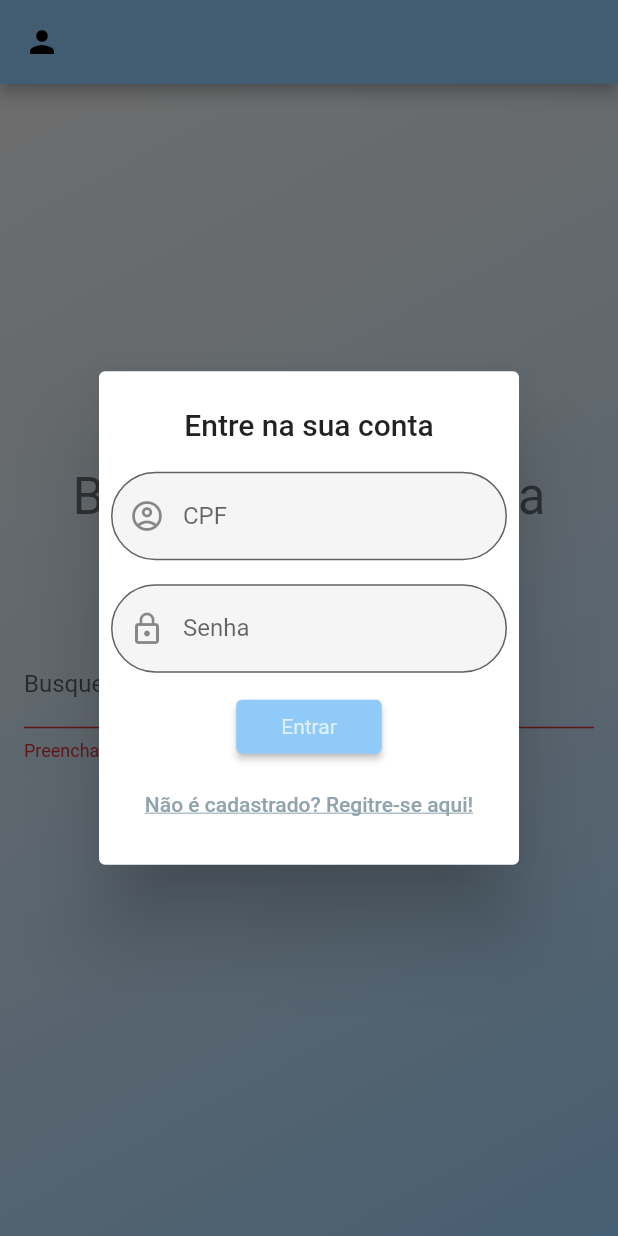
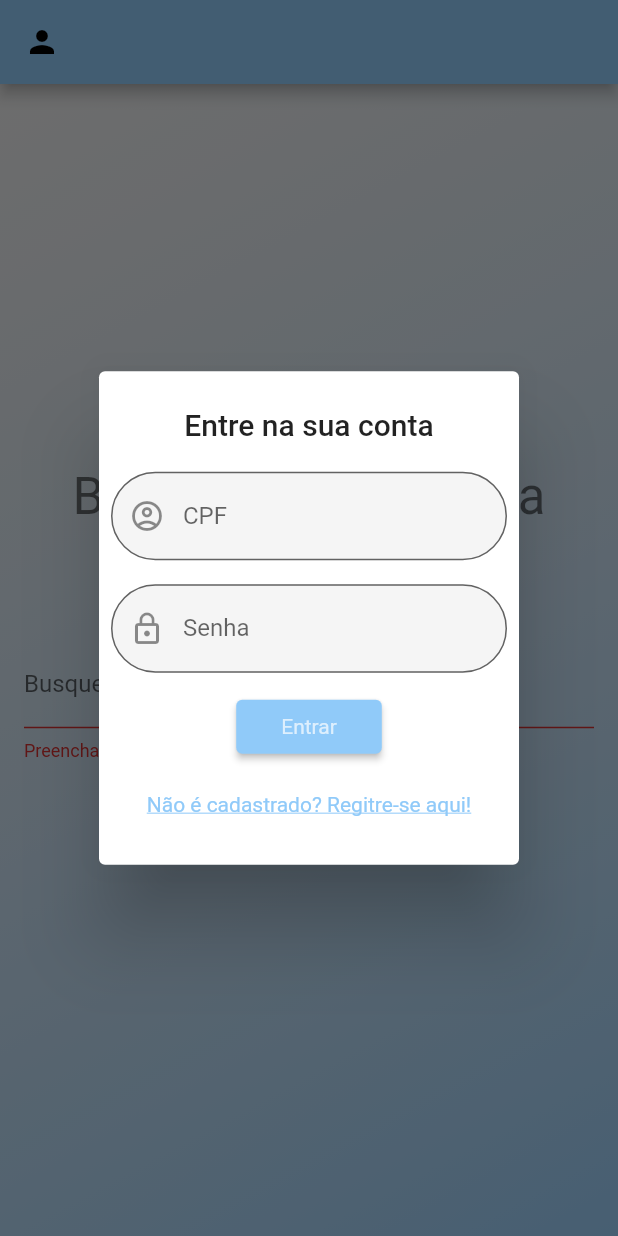
Before and after one commit to GustBM/carteiramedapp, a Flutter app: the screen it shows after launch, after a tap on "Buscar", after a tap on the "person" icon, on a phone screen of 412 x 824 dp. Run offline on Flutter 3.47's test engine with Material 2 defaults, Android fonts, the phone set to English and light mode, and no system bars; our stand-ins replace cloud_firestore, firebase_auth, mask_text_input_formatter; accounts and stored records are empty.

Commit message:
Mias coisas

```diff
--- a/lib/main.dart
+++ b/lib/main.dart
@@ -1,9 +1,10 @@
-import 'package:carteiramedapp/screens/user_info_screen.dart';
 import 'package:flutter/material.dart';
 import 'package:flutter_localizations/flutter_localizations.dart';
 import 'package:provider/provider.dart';
 
 import 'package:carteiramedapp/screens/home_screen.dart';
+import 'package:carteiramedapp/screens/new_user_screen.dart';
+import 'package:carteiramedapp/screens/user_info_screen.dart';
 import 'package:carteiramedapp/providers/users_info.dart';
 
 void main() {
@@ -42,9 +43,20 @@ class CarteiraMedApp extends StatelessWidget {
       child: MaterialApp(
         title: 'Carteira Médica App',
         theme: ThemeData(
-          primarySwatch: createMaterialColor(Colors.blue[200]!),
-          accentColor: createMaterialColor(Colors.blueGrey[300]!),
-        ),
+            primarySwatch: createMaterialColor(Colors.blue[200]!),
+            accentColor: createMaterialColor(Colors.blueGrey[300]!),
+            elevatedButtonTheme: ElevatedButtonThemeData(
+                style: TextButton.styleFrom(
+              padding: EdgeInsets.symmetric(horizontal: 30.0, vertical: 4),
+              tapTargetSize: MaterialTapTargetSize.shrinkWrap,
+              textStyle: TextStyle(color: Theme.of(context).accentColor),
+            )),
+            textButtonTheme: TextButtonThemeData(
+                style: TextButton.styleFrom(
+                    textStyle: TextStyle(
+              color: Theme.of(context).accentColor,
+              decoration: TextDecoration.underline,
+            )))),
         supportedLocales: [const Locale('pt', 'BR')],
         localizationsDelegates: [
           GlobalMaterialLocalizations.delegate,
@@ -54,6 +66,7 @@ class CarteiraMedApp extends StatelessWidget {
         routes: {
           HomeScreen.routeName: (ctx) => HomeScreen(),
           UserInfoScreen.routeName: (ctx) => UserInfoScreen(),
+          NewUserScreen.routeName: (ctx) => NewUserScreen(),
         },
       ),
     );
--- a/lib/models/user_info.dart
+++ b/lib/models/user_info.dart
@@ -1,5 +1,4 @@
-class UserInfo {
-  final String id;
+class UserInf {
   final String cpf;
   final String name;
   final String birthDate;
@@ -9,8 +8,7 @@ class UserInfo {
   final List<String> conditions;
   final List<String> vaccines;
 
-  UserInfo({
-    required this.id,
+  UserInf({
     required this.cpf,
     required this.name,
     required this.birthDate,
@@ -21,9 +19,8 @@ class UserInfo {
     this.vaccines = const [],
   });
 
-  UserInfo.fromJson(Map<String, Object?> json)
+  UserInf.fromJson(Map<String, Object?> json)
       : this(
-          id: json['id']! as String,
           cpf: json['cpf'] as String,
           name: json['name']! as String,
           birthDate: json['birthDate'] as String,
@@ -36,7 +33,6 @@ class UserInfo {
 
   Map<String, Object?> toJson() {
     return {
-      'id': id,
       'cpf': cpf,
       'name': name,
       'birthDate': birthDate,
--- a/lib/screens/user_info_screen.dart
+++ b/lib/screens/user_info_screen.dart
@@ -1,5 +1,5 @@
 import 'package:carteiramedapp/models/user_info.dart';
-import 'package:carteiramedapp/widgets/user_info_form_field.dart';
+import 'package:carteiramedapp/widgets/user_info_form_textfield.dart';
 import 'package:flutter/cupertino.dart';
 import 'package:flutter/material.dart';
 
@@ -60,8 +60,7 @@ class _UserInfoFormState extends State<UserInfoForm> {
   final TextEditingController _emailController = TextEditingController();
   final TextEditingController _cpfController = TextEditingController();
 
-  var thisUser = UserInfo(
-      id: 'id',
+  var thisUser = UserInf(
       cpf: '13047889708',
       name: 'Teste Testerson',
       birthDate: '20/10/1993',
--- a/lib/widgets/login_dialog_widget.dart
+++ b/lib/widgets/login_dialog_widget.dart
@@ -115,26 +115,15 @@ class _LoginDialogState extends State<LoginDialog> {
                           child: Text('Entrar',
                               style: TextStyle(color: Colors.white70)),
                           onPressed: _submit,
-                          style: TextButton.styleFrom(
-                            padding: EdgeInsets.symmetric(
-                                horizontal: 30.0, vertical: 4),
-                            tapTargetSize: MaterialTapTargetSize.shrinkWrap,
-                            textStyle:
-                                TextStyle(color: Theme.of(context).accentColor),
-                          ),
                         ),
                   SizedBox(
                     height: 10,
                   ),
                   TextButton(
-                    child: Text('Não é cadastrado? Regitre-se aqui!',
-                        style: TextStyle(
-                          color: Theme.of(context).accentColor,
-                          decoration: TextDecoration.underline,
-                        )),
+                    child: Text('Não é cadastrado? Regitre-se aqui!'),
                     onPressed: () {
+                      Navigator.of(context).pop();
                       Navigator.of(context).pushNamed(NewUserScreen.routeName);
-                      Navigator.of(context).pop();
                     },
                   ),
                 ],
--- a/lib/widgets/search_form.dart
+++ b/lib/widgets/search_form.dart
@@ -1,9 +1,8 @@
-import 'package:carteiramedapp/models/http_exception.dart';
-import 'package:carteiramedapp/providers/users_info.dart';
 import 'package:flutter/material.dart';
 import 'package:provider/provider.dart';
 
-import '../utils.dart';
+import 'package:carteiramedapp/models/http_exception.dart';
+import 'package:carteiramedapp/providers/users_info.dart';
 
 class SearchForm extends StatefulWidget {
   SearchForm({Key? key}) : super(key: key);
@@ -67,13 +66,6 @@ class _SearchFormState extends State<SearchForm> {
                     child:
                         Text('Buscar', style: TextStyle(color: Colors.white70)),
                     onPressed: _submit,
-                    style: TextButton.styleFrom(
-                      padding:
-                          EdgeInsets.symmetric(horizontal: 30.0, vertical: 4),
-                      tapTargetSize: MaterialTapTargetSize.shrinkWrap,
-                      textStyle:
-                          TextStyle(color: Theme.of(context).accentColor),
-                    ),
                   ),
           ],
         ),
--- a/pubspec.yaml
+++ b/pubspec.yaml
@@ -31,7 +31,7 @@ dependencies:
   firebase_auth: ^1.3.0
   cloud_firestore: ^2.2.1
   firebase_storage: ^10.0.3
-
+  mask_text_input_formatter: ^2.0.0
 
   # The following adds the Cupertino Icons font to your application.
   # Use with the CupertinoIcons class for iOS style icons.
```
Also changed, not shown: lib/providers/auth.dart (+68 -1 lines), lib/screens/new_user_screen.dart (+43 -1 lines), lib/widgets/user_info_form_datefield.dart (added, +44 -0 lines), lib/widgets/user_info_form_textfield.dart (renamed from lib/widgets/user_info_form_field.dart), pubspec.lock.
